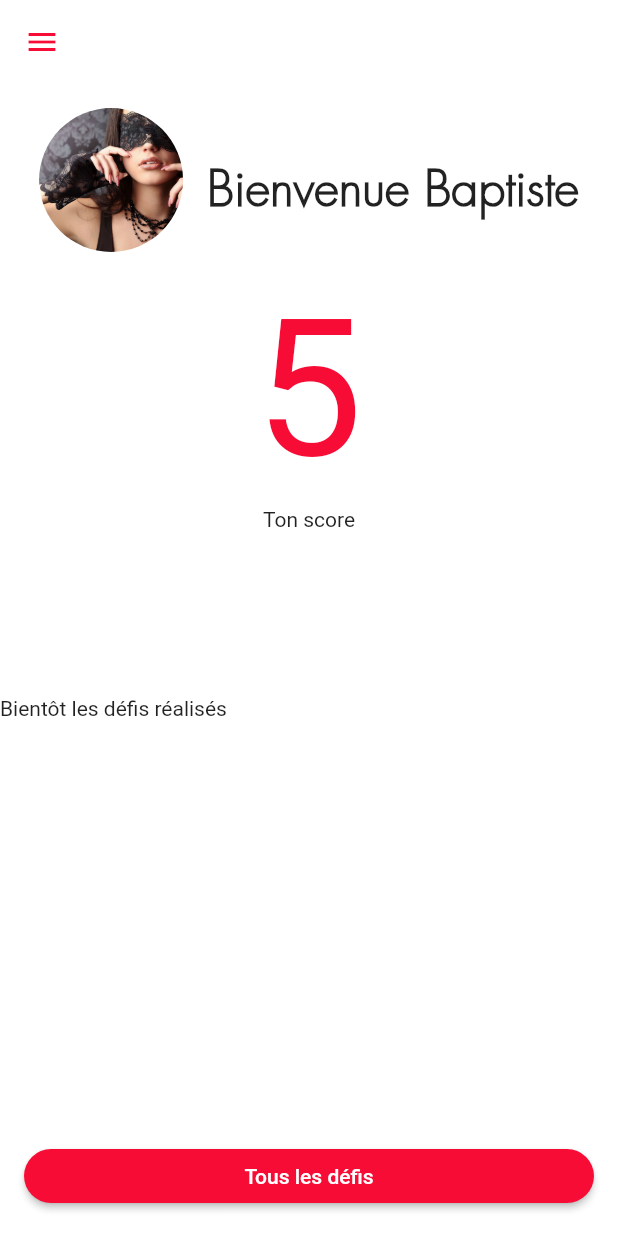
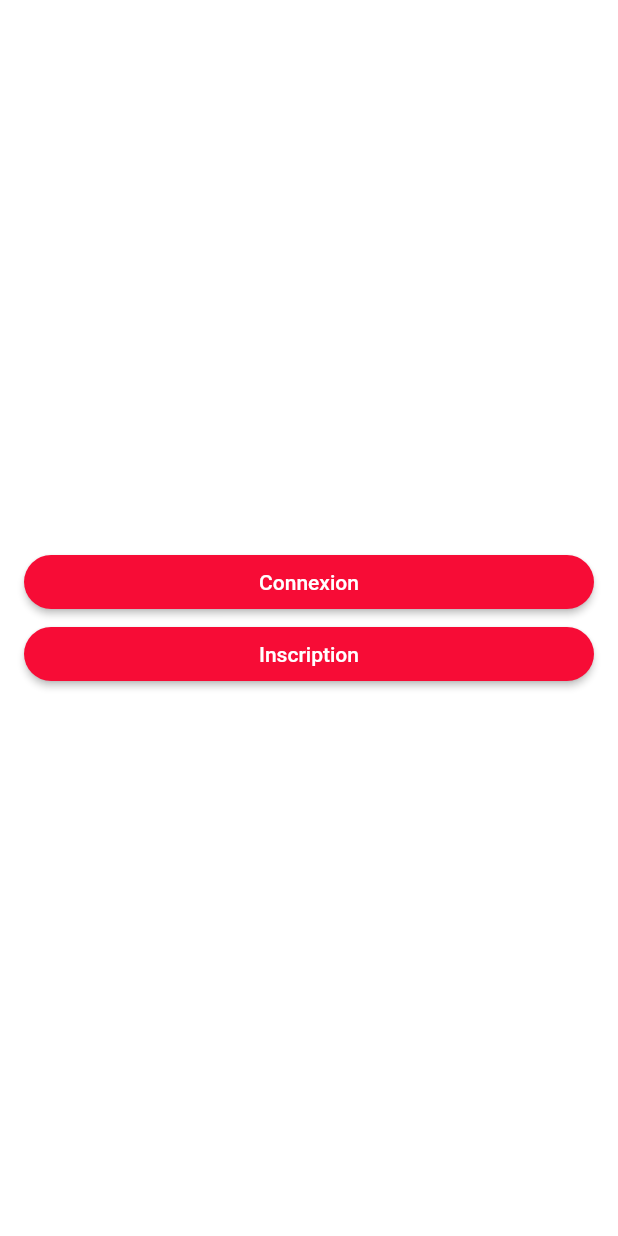
Before and after one commit to BDE-ISATI/Appli-WEI-Custom, a Flutter app: the screen it shows after launch, on a phone screen of 412 x 824 dp. Run offline on Flutter 3.47's test engine with Material 2 defaults, Android fonts, the light colour scheme and no system bars; our stand-ins replace shared_preferences; accounts and stored records are empty.

Commit message:
[Add] Basic authentication

```diff
--- a/lib/main.dart
+++ b/lib/main.dart
@@ -1,6 +1,9 @@
 import 'package:appli_wei_custom/models/user.dart';
+import 'package:appli_wei_custom/services/authentication_serive.dart';
+import 'package:appli_wei_custom/src/pages/authentication_page/authentication_page.dart';
 import 'package:appli_wei_custom/src/pages/main_page/main_page.dart';
 import 'package:appli_wei_custom/src/providers/user_store.dart';
+import 'package:appli_wei_custom/src/shared/spash_screen.dart';
 import 'package:flutter/material.dart';
 import 'package:provider/provider.dart';
 
@@ -42,20 +45,27 @@ class MyApp extends StatelessWidget {
       home: MultiProvider(
         providers: [
           // TODO: remove this user logged one
-          ChangeNotifierProvider(create: (context) => UserStore(
-            user: User.fromMap(<String, dynamic>{
-              'id': '5f1aaad10cb5aa794889bdd7',
-              'firstName': 'Baptiste',
-              'lastName': 'NomBaptise',
-              'username': 'userbapt',
-              'score': 5,
-              'email': 'baptiste@mailuniv.fr',
-              'passwordHash': 'i4auBaSclYMte/0gZ3WRM/k83+H0rPr1Mzp++to0dq7xg/Gcom8xFc+BztIsiWXOjV3sjl+I53pm3pO/6ItGRw=='
-            })
-            ..teamName = "Poke Thibault"
-          ),)
+          ChangeNotifierProvider(create: (context) => UserStore(),)
         ],
-        child: MainPage(),
+        child: FutureBuilder(
+          future: AuthenticationService.instance.getLoggedUser(),
+          builder: (context, snapshot) {
+            if (snapshot.connectionState == ConnectionState.done) {
+              if (snapshot.hasError) {
+                return Center(child: Text("Erreur lors du chargement de l'application : ${snapshot.error.toString()}"),);
+              }
+
+              if (!snapshot.hasData) {
+                return AuthenticationPage();
+              }
+
+              Provider.of<UserStore>(context, listen: false).loginUser(snapshot.data as User);
+              return MainPage();
+            }
+
+            return SplashScreen();
+          },
+        ),
       ),
     );
   }
--- a/lib/models/user.dart
+++ b/lib/models/user.dart
@@ -1,3 +1,11 @@
+import 'dart:convert';
+
+class UserRoles {
+  static const defaultRole = "Default";
+  static const captain = "Captain";
+  static const administrator = "Administrator";
+}
+
 class User {
   String id;
 
@@ -5,17 +13,26 @@ class User {
   String lastName;
   String username;
 
+  String role;
   String teamName;
   int score;
 
   String email;
   String passwordHash;
 
+  String get authentificationHeader {
+    final String auth = "$id:$passwordHash";
+    final String encodedAuth = utf8.fuse(base64).encode(auth);
+
+    return "Basic $encodedAuth";
+  }
+
   User.fromMap(Map<String, dynamic> map) :
     id = map['id'] as String,
     firstName = map['firstName'] as String,
     lastName = map['lastName'] as String,
     username = map['username'] as String,
+    role = map['role'] as String,
     score = map['score'] as int,
     email = map['email'] as String,
     passwordHash = map['passwordHash'] as String;
--- /dev/null
+++ b/lib/services/team_service.dart
@@ -0,0 +1,39 @@
+import 'dart:convert';
+import 'dart:io';
+
+import 'package:appli_wei_custom/models/team.dart';
+import 'package:http/http.dart' as http;
+import 'package:http/io_client.dart';
+
+class TeamService {
+  TeamService._privateConstructor();
+
+  final String serviceBaseUrl = "https://192.168.1.38:45455/api/teams";
+
+  static final TeamService instance = TeamService._privateConstructor();
+
+  // TODO: remove this when API will be released
+  bool _certificateCheck(X509Certificate cert, String host, int port) => true;
+
+  http.Client localApiClient() {
+    final ioClient = HttpClient()..badCertificateCallback = _certificateCheck;
+
+    return IOClient(ioClient);
+  }
+
+  Future<Team> teamForUser(String authorizationHeader, String userId) async {
+    final http.Response response = await localApiClient().get(
+      '$serviceBaseUrl/for_user/$userId',
+      headers: <String, String>{
+        HttpHeaders.authorizationHeader: authorizationHeader
+      },
+    );
+
+    if (response.statusCode == 200) {
+      return Team.fromMap(jsonDecode(response.body) as Map<String, dynamic>);
+    }
+
+    throw Exception("Can't get the team for user : ${response.body}");
+  }
+
+}
--- /dev/null
+++ b/lib/src/pages/authentication_page/authentication_page.dart
@@ -0,0 +1,41 @@
+import 'package:appli_wei_custom/models/user.dart';
+import 'package:appli_wei_custom/src/pages/authentication_page/dialogs/login_dialog.dart';
+import 'package:appli_wei_custom/src/shared/widgets/button.dart';
+import 'package:flutter/material.dart';
+
+class AuthenticationPage extends StatelessWidget {
+  @override
+  Widget build(BuildContext context) {
+    return Scaffold(
+      body: Container(
+        margin: const EdgeInsets.symmetric(horizontal: 16),
+        child: Column(
+          mainAxisAlignment: MainAxisAlignment.center,
+          crossAxisAlignment: CrossAxisAlignment.stretch,
+          children: [
+            Button(
+              onPressed: () async {
+                await _login(context);
+              },
+              text: "Connexion",
+            ),
+            Button(
+              onPressed: () {},
+              text: "Inscription",
+            ),
+          ],
+        ),
+      ),
+    );
+  }
+
+  Future _login(BuildContext context) async {
+    final User loggedUser = await showModalBottomSheet<User>(
+      isScrollControlled: true,
+      context: context,
+      builder: (context) => LoginDialog()
+    );
+
+
+  }
+}
--- a/lib/src/pages/main_page/widgets/menu_drawer.dart
+++ b/lib/src/pages/main_page/widgets/menu_drawer.dart
@@ -1,4 +1,3 @@
-import 'package:appli_wei_custom/models/user.dart';
 import 'package:appli_wei_custom/src/providers/user_store.dart';
 import 'package:appli_wei_custom/src/shared/widgets/button.dart';
 import 'package:flutter/material.dart';
--- a/lib/src/providers/user_store.dart
+++ b/lib/src/providers/user_store.dart
@@ -1,18 +1,12 @@
-import 'dart:convert';
-
 import 'package:appli_wei_custom/models/user.dart';
 import 'package:flutter/material.dart';
 
 class UserStore with ChangeNotifier {
-  UserStore({@required User user}): _user = user;
+  User _user;
 
-  final User _user;
-
-  String get authentificationHeader {
-    final String auth = "${_user.id}:${_user.passwordHash}";
-    final String encodedAuth = utf8.fuse(base64).encode(auth);
-
-    return "Basic $encodedAuth";
+  void loginUser(User loggedUser) {
+    _user = loggedUser;
+    notifyListeners();
   }
 
   String get fullName => "${_user.firstName} ${_user.lastName}";
--- a/pubspec.yaml
+++ b/pubspec.yaml
@@ -24,6 +24,8 @@ dependencies:
   flutter:
     sdk: flutter
   provider: ^4.3.1
+  http: ^0.12.2
+  shared_preferences: ^0.5.8
 
 
   # The following adds the Cupertino Icons font to your application.
```
Also changed, not shown: lib/models/team.dart (added, +18 -0 lines), lib/services/authentication_serive.dart (added, +87 -0 lines), lib/src/pages/authentication_page/dialogs/login_dialog.dart (added, +119 -0 lines), lib/src/shared/spash_screen.dart (added, +22 -0 lines), lib/src/shared/widgets/form_text_input.dart (added, +63 -0 lines).
